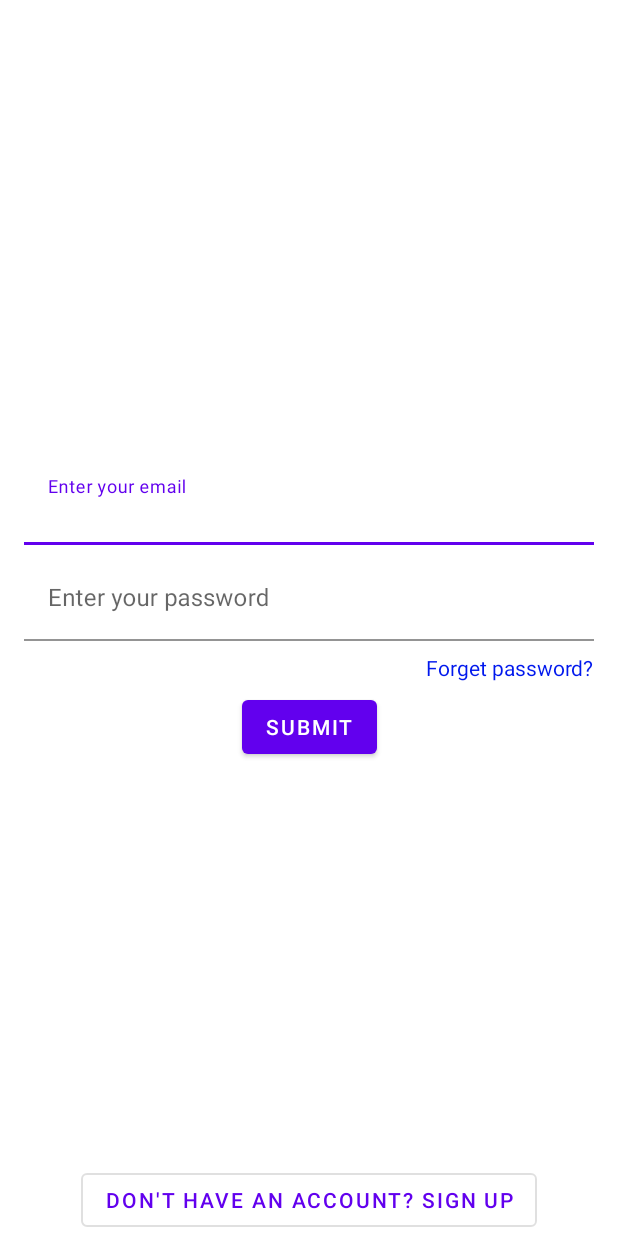
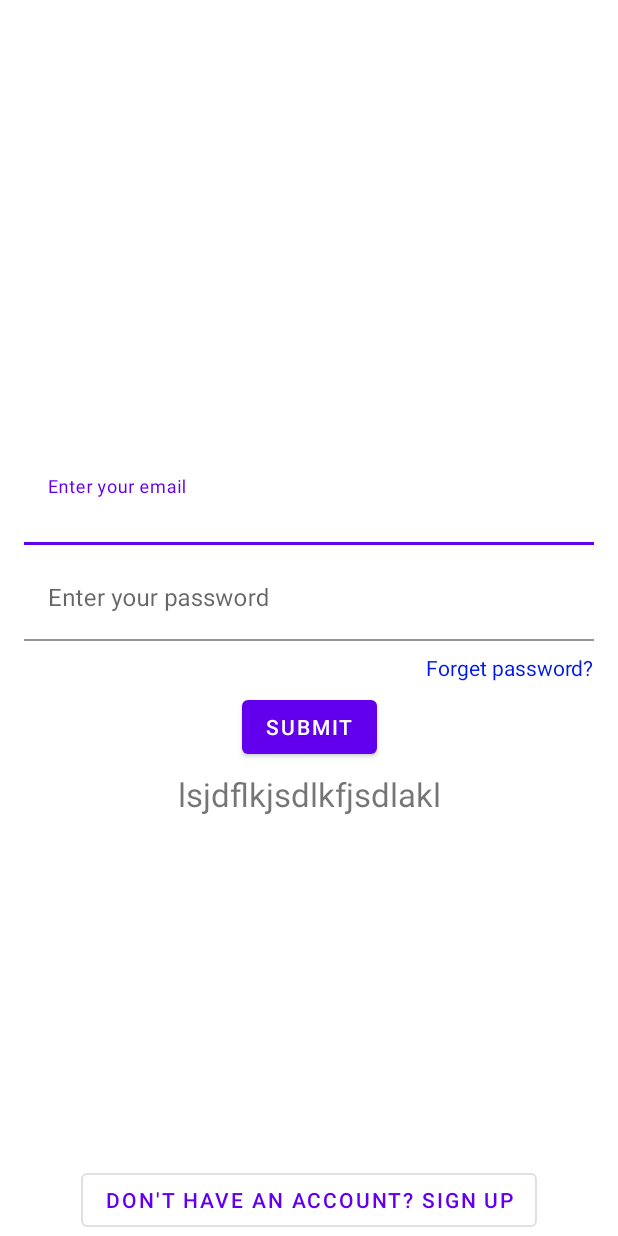
Before and after one commit to abduqodirov/guitar_online_shop, an Android app: the layout fragment_email_sign_in.xml on its own in the app's theme, with its tools: preview values and no code run, on a phone screen of 412 x 824 dp. Run offline under Robolectric (Android 15) with nearby library versions, the light colour scheme and no system bars.

Commit message:
Loading states and error messages implemented     - localized error messages

```diff
--- a/app/src/main/java/com/abduqodirov/guitaronlineshop/data/model/Response.kt
+++ b/app/src/main/java/com/abduqodirov/guitaronlineshop/data/model/Response.kt
@@ -4,7 +4,7 @@ sealed class Response<out T : Any> {
 
     data class Success<out T : Any>(val data: T) : Response<T>()
 
-    data class Failure(val errorMessage: String) : Response<Nothing>()
+    data class Failure(val errorMessage: String?) : Response<Nothing>()
 
     object Loading : Response<Nothing>()
 }
--- a/app/src/main/java/com/abduqodirov/guitaronlineshop/data/repository/auth/AuthRepositoryImpl.kt
+++ b/app/src/main/java/com/abduqodirov/guitaronlineshop/data/repository/auth/AuthRepositoryImpl.kt
@@ -9,10 +9,11 @@ class AuthRepositoryImpl @Inject constructor(private val remoteDataSource: Remot
 
     override fun login(email: String, password: String) = flow {
         emit(Response.Loading)
+        // TODO: 8/2/2021 In case of wrong login or password extract message from response and emit to Failure, instead of http exception
         try {
             emit(Response.Success(remoteDataSource.loginWithEmail(email, password)))
         } catch (e: Exception) {
-            emit(Response.Failure(e.localizedMessage ?: "Failed to load"))
+            emit(Response.Failure(e.localizedMessage))
         }
     }
 
@@ -24,7 +25,7 @@ class AuthRepositoryImpl @Inject constructor(private val remoteDataSource: Remot
         try {
             emit(Response.Success(remoteDataSource.signUpWithEmail(email, password)))
         } catch (e: Exception) {
-            emit(Response.Failure(e.localizedMessage ?: "Failed to load"))
+            emit(Response.Failure(e.localizedMessage))
         }
     }
 }
--- a/app/src/main/java/com/abduqodirov/guitaronlineshop/data/repository/fetching/ProductsFetchingRepositoryImpl.kt
+++ b/app/src/main/java/com/abduqodirov/guitaronlineshop/data/repository/fetching/ProductsFetchingRepositoryImpl.kt
@@ -33,7 +33,7 @@ class ProductsFetchingRepositoryImpl @Inject constructor(
         try {
             emit(Response.Success(remoteDataSource.fetchProductById(id)))
         } catch (e: Exception) {
-            emit(Response.Failure(e.localizedMessage ?: "Failed to load"))
+            emit(Response.Failure(e.localizedMessage))
         }
     }
 
--- a/app/src/main/java/com/abduqodirov/guitaronlineshop/data/repository/submitting/SubmitProductRepositoryImpl.kt
+++ b/app/src/main/java/com/abduqodirov/guitaronlineshop/data/repository/submitting/SubmitProductRepositoryImpl.kt
@@ -34,7 +34,7 @@ class SubmitProductRepositoryImpl @Inject constructor(
                 val resultProduct = remoteDataSource.submitProduct(productWithUploadedImages)
                 emit(Response.Success(resultProduct))
             } catch (e: Exception) {
-                emit(Response.Failure(e.localizedMessage ?: "Failed to load"))
+                emit(Response.Failure(e.localizedMessage))
             }
         }
 }
--- a/app/src/main/java/com/abduqodirov/guitaronlineshop/view/screens/productdisplaying/productdetails/comments/CommentsFragment.kt
+++ b/app/src/main/java/com/abduqodirov/guitaronlineshop/view/screens/productdisplaying/productdetails/comments/CommentsFragment.kt
@@ -78,6 +78,7 @@ class CommentsFragment : Fragment() {
                         }
 
                         is Response.Failure -> {
+                            // TODO: 8/2/2021 null bo'lganda error text getStringdan
                             binding.commentsMessageTxt.text = response.errorMessage
                             switchUItoErrorState()
                         }
--- a/app/src/main/java/com/abduqodirov/guitaronlineshop/view/screens/profile/ProfileFragment.kt
+++ b/app/src/main/java/com/abduqodirov/guitaronlineshop/view/screens/profile/ProfileFragment.kt
@@ -12,6 +12,9 @@ class ProfileFragment : Fragment() {
 
     private var _binding: FragmentProfileBinding? = null
     private val binding get() = _binding!!
+
+    // TODO: 8/2/2021 persist user token. And refresh token
+    // TODO: 8/2/2021 Get user data by id and display in UI
 
     override fun onCreateView(
         inflater: LayoutInflater,
--- a/app/src/main/res/layout/fragment_comments.xml
+++ b/app/src/main/res/layout/fragment_comments.xml
@@ -17,6 +17,7 @@
 
     <androidx.core.widget.ContentLoadingProgressBar
         android:id="@+id/comments_progress"
+        style="?android:attr/progressBarStyle"
         android:layout_width="wrap_content"
         android:layout_height="wrap_content"
         android:visibility="invisible"
--- a/app/src/main/res/layout/fragment_email_sign_in.xml
+++ b/app/src/main/res/layout/fragment_email_sign_in.xml
@@ -1,6 +1,8 @@
 <?xml version="1.0" encoding="utf-8"?>
 <androidx.constraintlayout.widget.ConstraintLayout xmlns:android="http://schemas.android.com/apk/res/android"
     xmlns:app="http://schemas.android.com/apk/res-auto"
+    xmlns:tools="http://schemas.android.com/tools"
+    android:id="@+id/email_sign_in_root"
     android:layout_width="match_parent"
     android:layout_height="match_parent">
 
@@ -48,12 +50,12 @@
         android:id="@+id/forget_password_btn"
         android:layout_width="wrap_content"
         android:layout_height="wrap_content"
+        android:layout_marginTop="8dp"
         android:text="@string/forget_password"
-        android:layout_marginTop="8dp"
+        android:textColor="@color/link_btn"
         android:textSize="14sp"
-        android:textColor="@color/link_btn"
-        app:layout_constraintTop_toBottomOf="@id/textlayout_password"
-        app:layout_constraintEnd_toEndOf="@id/textlayout_password" />
+        app:layout_constraintEnd_toEndOf="@id/textlayout_password"
+        app:layout_constraintTop_toBottomOf="@id/textlayout_password" />
 
     <Button
         android:id="@+id/submit_btn"
@@ -63,7 +65,35 @@
         android:text="@string/login_submit"
         app:layout_constraintEnd_toEndOf="@id/textlayout_password"
         app:layout_constraintStart_toStartOf="@id/textlayout_password"
-        app:layout_constraintTop_toBottomOf="@id/forget_password_btn" />
+        app:layout_constraintTop_toBottomOf="@id/forget_password_btn"
+        tools:visibility="visible" />
+
+    <androidx.core.widget.ContentLoadingProgressBar
+        android:id="@+id/progress_bar"
+        style="?android:attr/progressBarStyle"
+        android:layout_width="wrap_content"
+        android:layout_height="wrap_content"
+        android:visibility="invisible"
+        app:layout_constraintEnd_toEndOf="@id/submit_btn"
+        app:layout_constraintStart_toStartOf="@id/submit_btn"
+        app:layout_constraintTop_toTopOf="@id/submit_btn"
+        tools:visibility="invisible" />
+
+    <TextView
+        android:id="@+id/message_txt"
+        android:layout_width="0dp"
+        android:layout_height="wrap_content"
+        android:layout_marginHorizontal="16dp"
+        android:layout_marginTop="6dp"
+        android:textAlignment="center"
+        android:textSize="22sp"
+        android:maxLines="2"
+        android:visibility="invisible"
+        app:layout_constraintEnd_toEndOf="@id/textlayout_password"
+        app:layout_constraintStart_toStartOf="@id/textlayout_password"
+        app:layout_constraintTop_toBottomOf="@id/submit_btn"
+        tools:text="lsjdflkjsdlkfjsdlakl"
+        tools:visibility="visible" />
 
     <Button
         android:id="@+id/sign_up_btn"
--- a/app/src/main/res/layout/fragment_product_details.xml
+++ b/app/src/main/res/layout/fragment_product_details.xml
@@ -2,9 +2,9 @@
 <androidx.core.widget.NestedScrollView xmlns:android="http://schemas.android.com/apk/res/android"
     xmlns:app="http://schemas.android.com/apk/res-auto"
     xmlns:tools="http://schemas.android.com/tools"
+    android:id="@+id/details_scroll_view"
     android:layout_width="match_parent"
     android:layout_height="match_parent"
-    android:id="@+id/details_scroll_view"
     android:fillViewport="true">
 
     <androidx.constraintlayout.widget.ConstraintLayout
@@ -120,7 +120,7 @@
             app:layout_constraintTop_toBottomOf="@id/details_comments_btn"
             tools:text="@string/long_dummy_text" />
 
-<!--        TODO Hide this button if description text lines smaller than 4-->
+        <!--        TODO Hide this button if description text lines smaller than 4-->
         <Button
             android:id="@+id/details_desc_expand_collapse_btn"
             style="@style/Widget.MaterialComponents.Button.TextButton"
@@ -139,6 +139,7 @@
 
         <androidx.core.widget.ContentLoadingProgressBar
             android:id="@+id/details_progress_bar"
+            style="?android:attr/progressBarStyle"
             android:layout_width="wrap_content"
             android:layout_height="wrap_content"
             android:visibility="invisible"
--- a/app/src/main/res/values-night/themes.xml
+++ b/app/src/main/res/values-night/themes.xml
@@ -11,7 +11,6 @@
         <item name="colorOnSecondary">@color/black</item>
         <!-- Status bar color. -->
         <item name="android:statusBarColor" tools:targetApi="l">?attr/colorPrimaryVariant</item>
-        <!-- Customize your theme here. -->
         <item name="bottomSheetDialogTheme">@style/AppBottomSheetDialogTheme</item>
 
     </style>
--- a/app/src/main/res/values/themes.xml
+++ b/app/src/main/res/values/themes.xml
@@ -11,7 +11,7 @@
         <item name="colorOnSecondary">@color/black</item>
         <!-- Status bar color. -->
         <item name="android:statusBarColor" tools:targetApi="l">?attr/colorPrimaryVariant</item>
-        <!-- Bottom Sheet dialog theme       -->
+        <!-- Bottom Sheet dialog theme  -->
         <item name="bottomSheetDialogTheme">@style/AppBottomSheetDialogTheme</item>
     </style>
 
--- a/build.gradle
+++ b/build.gradle
@@ -1,6 +1,11 @@
 // Top-level build file where you can add configuration options common to all sub-projects/modules.
 buildscript {
     ext.kotlin_version = "1.5.10"
+    ext {
+        glide_version = "4.12.0"
+        dagger_version = "2.37"
+        nav_jetpack_version = "2.4.0-alpha05"
+    }
     repositories {
         google()
         maven {
```
Also changed, not shown: app/build.gradle (+6 -6 lines), app/src/main/java/com/abduqodirov/guitaronlineshop/view/screens/MainActivity.kt (+12 -2 lines), app/src/main/java/com/abduqodirov/guitaronlineshop/view/screens/auth/email/EmailSignInFragment.kt (+36 -10 lines), app/src/main/java/com/abduqodirov/guitaronlineshop/view/screens/auth/signup/SignUpFragment.kt (+20 -6 lines), app/src/main/res/layout/fragment_sign_up.xml (+29 -1 lines), app/src/main/res/values/strings.xml (+3 -5 lines).
